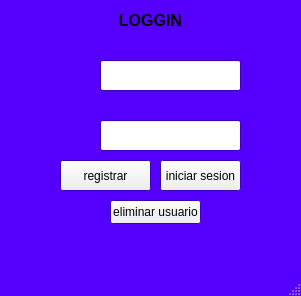
This is gestor_apps/interfaz_1/loggin.ui in AgustinDelgadoEstevez04/Repositorio_Dam_Tarde_Aerolaser as Qt 5 draws it before an edit. The edited form follows.
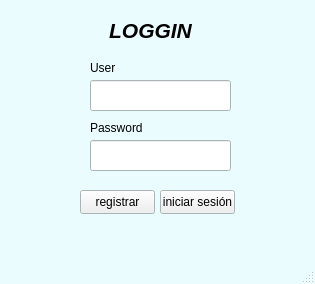
This is the edited form. Icons and pictures are not drawn.

Diff of the .ui file:
```diff
--- a/gestor_apps/interfaz_1/loggin.ui
+++ b/gestor_apps/interfaz_1/loggin.ui
@@ -6,8 +6,8 @@
    <rect>
     <x>0</x>
     <y>0</y>
-    <width>301</width>
-    <height>296</height>
+    <width>315</width>
+    <height>284</height>
    </rect>
   </property>
   <property name="palette">
@@ -16,8 +16,17 @@
      <colorrole role="Window">
       <brush brushstyle="SolidPattern">
        <color alpha="255">
-        <red>85</red>
-        <green>0</green>
+        <red>235</red>
+        <green>252</green>
+        <blue>255</blue>
+       </color>
+      </brush>
+     </colorrole>
+     <colorrole role="ToolTipBase">
+      <brush brushstyle="SolidPattern">
+       <color alpha="255">
+        <red>255</red>
+        <green>255</green>
         <blue>255</blue>
        </color>
       </brush>
@@ -27,8 +36,17 @@
      <colorrole role="Window">
       <brush brushstyle="SolidPattern">
        <color alpha="255">
-        <red>85</red>
-        <green>0</green>
+        <red>235</red>
+        <green>252</green>
+        <blue>255</blue>
+       </color>
+      </brush>
+     </colorrole>
+     <colorrole role="ToolTipBase">
+      <brush brushstyle="SolidPattern">
+       <color alpha="255">
+        <red>255</red>
+        <green>255</green>
         <blue>255</blue>
        </color>
       </brush>
@@ -38,8 +56,8 @@
      <colorrole role="Base">
       <brush brushstyle="SolidPattern">
        <color alpha="255">
-        <red>85</red>
-        <green>0</green>
+        <red>235</red>
+        <green>252</green>
         <blue>255</blue>
        </color>
       </brush>
@@ -47,8 +65,17 @@
      <colorrole role="Window">
       <brush brushstyle="SolidPattern">
        <color alpha="255">
-        <red>85</red>
-        <green>0</green>
+        <red>235</red>
+        <green>252</green>
+        <blue>255</blue>
+       </color>
+      </brush>
+     </colorrole>
+     <colorrole role="ToolTipBase">
+      <brush brushstyle="SolidPattern">
+       <color alpha="255">
+        <red>255</red>
+        <green>255</green>
         <blue>255</blue>
        </color>
       </brush>
@@ -64,22 +91,22 @@
     <property name="geometry">
      <rect>
       <x>160</x>
-      <y>160</y>
-      <width>81</width>
-      <height>31</height>
+      <y>190</y>
+      <width>75</width>
+      <height>24</height>
      </rect>
     </property>
     <property name="text">
-     <string>iniciar sesion</string>
+     <string>iniciar sesión</string>
     </property>
    </widget>
    <widget class="QPushButton" name="registrar">
     <property name="geometry">
      <rect>
-      <x>60</x>
-      <y>160</y>
-      <width>91</width>
-      <height>31</height>
+      <x>80</x>
+      <y>190</y>
+      <width>75</width>
+      <height>24</height>
      </rect>
     </property>
     <property name="text">
@@ -89,8 +116,8 @@
    <widget class="QLineEdit" name="usuario">
     <property name="geometry">
      <rect>
-      <x>100</x>
-      <y>60</y>
+      <x>90</x>
+      <y>80</y>
       <width>141</width>
       <height>31</height>
      </rect>
@@ -99,8 +126,8 @@
    <widget class="QLineEdit" name="contrasena">
     <property name="geometry">
      <rect>
-      <x>100</x>
-      <y>120</y>
+      <x>90</x>
+      <y>140</y>
       <width>141</width>
       <height>31</height>
      </rect>
@@ -116,8 +143,8 @@
     <property name="geometry">
      <rect>
       <x>40</x>
-      <y>60</y>
-      <width>51</width>
+      <y>80</y>
+      <width>41</width>
       <height>31</height>
      </rect>
     </property>
@@ -135,11 +162,23 @@
     <property name="geometry">
      <rect>
       <x>40</x>
-      <y>120</y>
-      <width>51</width>
+      <y>140</y>
+      <width>41</width>
       <height>31</height>
      </rect>
     </property>
+    <property name="font">
+     <font>
+      <underline>false</underline>
+      <kerning>true</kerning>
+     </font>
+    </property>
+    <property name="autoFillBackground">
+     <bool>false</bool>
+    </property>
+    <property name="styleSheet">
+     <string notr="true"/>
+    </property>
     <property name="text">
      <string/>
     </property>
@@ -149,21 +188,26 @@
     <property name="scaledContents">
      <bool>true</bool>
     </property>
+    <property name="wordWrap">
+     <bool>false</bool>
+    </property>
    </widget>
    <widget class="QLabel" name="titulo">
     <property name="geometry">
      <rect>
       <x>90</x>
-      <y>0</y>
+      <y>10</y>
       <width>121</width>
       <height>41</height>
      </rect>
     </property>
     <property name="font">
      <font>
-      <family>Tahoma</family>
-      <pointsize>12</pointsize>
+      <family>Segoe UI</family>
+      <pointsize>16</pointsize>
+      <italic>true</italic>
       <bold>true</bold>
+      <underline>false</underline>
      </font>
     </property>
     <property name="cursor">
@@ -176,17 +220,30 @@
      <set>Qt::AlignmentFlag::AlignCenter</set>
     </property>
    </widget>
-   <widget class="QPushButton" name="eliminar">
+   <widget class="QLabel" name="label">
     <property name="geometry">
      <rect>
-      <x>110</x>
-      <y>200</y>
-      <width>91</width>
-      <height>24</height>
+      <x>90</x>
+      <y>60</y>
+      <width>49</width>
+      <height>16</height>
      </rect>
     </property>
     <property name="text">
-     <string>eliminar usuario</string>
+     <string>User</string>
+    </property>
+   </widget>
+   <widget class="QLabel" name="label_2">
+    <property name="geometry">
+     <rect>
+      <x>90</x>
+      <y>120</y>
+      <width>71</width>
+      <height>16</height>
+     </rect>
+    </property>
+    <property name="text">
+     <string>Password</string>
     </property>
    </widget>
   </widget>
```
Left out of the diff: 12 changed lines with no effect on the pictures.
